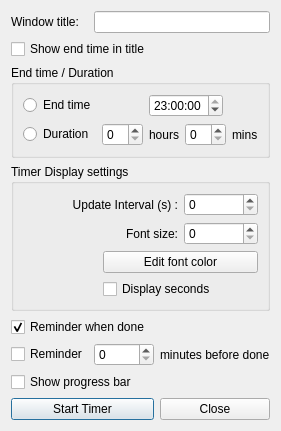
This is edittimerwindow.ui in skronstein/MultiTimer as Qt 5 draws it before an edit. The edited form follows.
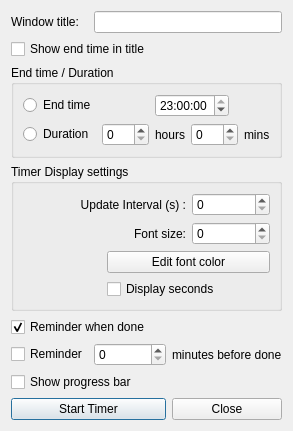
This is the edited form.

Commit message: Adjust max hours and minutes for timer duration to 999

Patch:
```diff
--- a/edittimerwindow.ui
+++ b/edittimerwindow.ui
@@ -33,10 +33,18 @@
      </property>
      <layout class="QGridLayout" name="gridLayout_2">
       <item row="1" column="2">
-       <widget class="QSpinBox" name="hoursSpinBox"/>
+       <widget class="QSpinBox" name="hoursSpinBox">
+        <property name="maximum">
+         <number>999</number>
+        </property>
+       </widget>
       </item>
       <item row="1" column="5">
-       <widget class="QSpinBox" name="minutesSpinBox"/>
+       <widget class="QSpinBox" name="minutesSpinBox">
+        <property name="maximum">
+         <number>999</number>
+        </property>
+       </widget>
       </item>
       <item row="0" column="3" colspan="4">
        <widget class="QTimeEdit" name="timeEdit">
```
